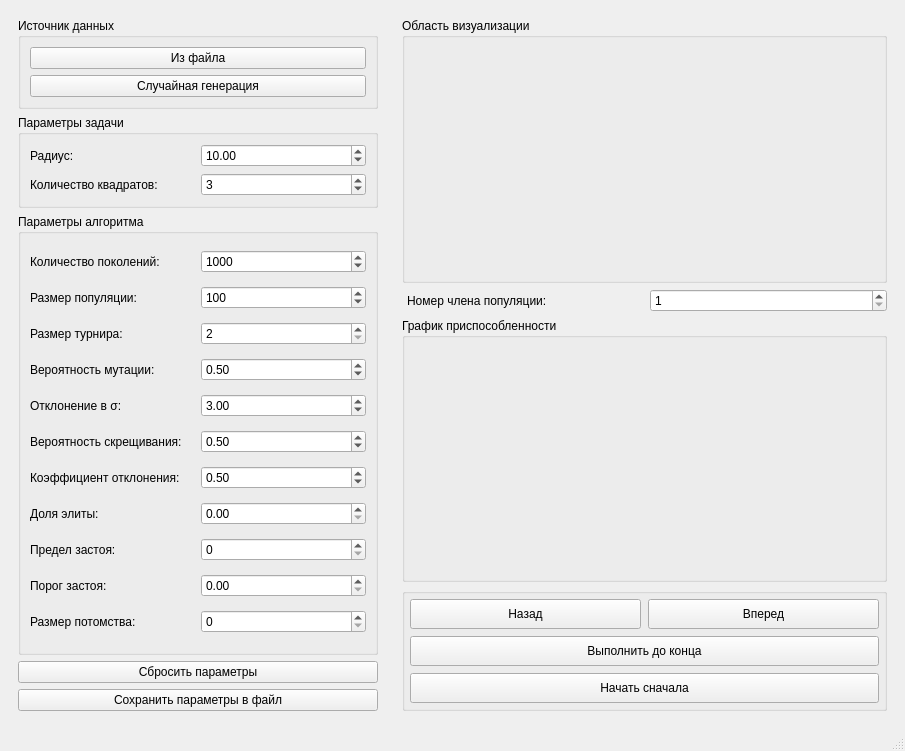
Old version of the form untitled.ui in the repository MikelazDotPy/moevm_practice.
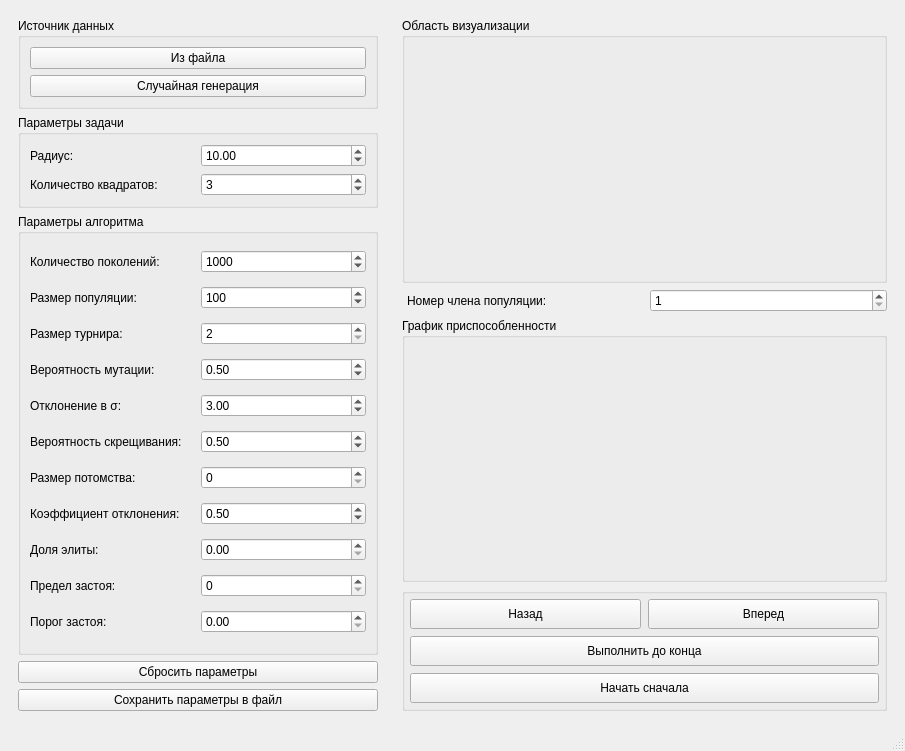
New version of the form.

```diff
--- a/untitled.ui
+++ b/untitled.ui
@@ -128,7 +128,7 @@
             </property>
            </widget>
           </item>
-          <item row="11" column="2">
+          <item row="12" column="2">
            <widget class="QDoubleSpinBox" name="doubleSpinBox_6">
             <property name="maximum">
              <double>1.000000000000000</double>
@@ -158,7 +158,7 @@
             </property>
            </widget>
           </item>
-          <item row="10" column="2">
+          <item row="11" column="2">
            <widget class="QDoubleSpinBox" name="doubleSpinBox_5">
             <property name="maximum">
              <double>5000.000000000000000</double>
@@ -171,26 +171,26 @@
             </property>
            </widget>
           </item>
-          <item row="12" column="0">
+          <item row="13" column="0">
            <widget class="QLabel" name="label_14">
             <property name="text">
              <string>Предел застоя:</string>
             </property>
            </widget>
           </item>
-          <item row="12" column="2">
+          <item row="13" column="2">
            <widget class="QSpinBox" name="spinBox_6"/>
           </item>
-          <item row="10" column="0">
+          <item row="14" column="2">
+           <widget class="QDoubleSpinBox" name="doubleSpinBox_7"/>
+          </item>
+          <item row="11" column="0">
            <widget class="QLabel" name="label_9">
             <property name="text">
              <string>Коэффициент отклонения:</string>
             </property>
            </widget>
           </item>
-          <item row="13" column="2">
-           <widget class="QDoubleSpinBox" name="doubleSpinBox_7"/>
-          </item>
           <item row="5" column="2">
            <widget class="QSpinBox" name="spinBox_5">
             <property name="minimum">
@@ -208,7 +208,7 @@
             </property>
            </widget>
           </item>
-          <item row="11" column="0">
+          <item row="12" column="0">
            <widget class="QLabel" name="label_13">
             <property name="text">
              <string>Доля элиты:</string>
@@ -284,21 +284,21 @@
             </property>
            </widget>
           </item>
-          <item row="13" column="0">
+          <item row="14" column="0">
            <widget class="QLabel" name="label_15">
             <property name="text">
              <string>Порог застоя:</string>
             </property>
            </widget>
           </item>
-          <item row="14" column="0">
+          <item row="10" column="0">
            <widget class="QLabel" name="label_16">
             <property name="text">
              <string>Размер потомства:</string>
             </property>
            </widget>
           </item>
-          <item row="14" column="2">
+          <item row="10" column="2">
            <widget class="QSpinBox" name="spinBox_7"/>
           </item>
          </layout>
```
